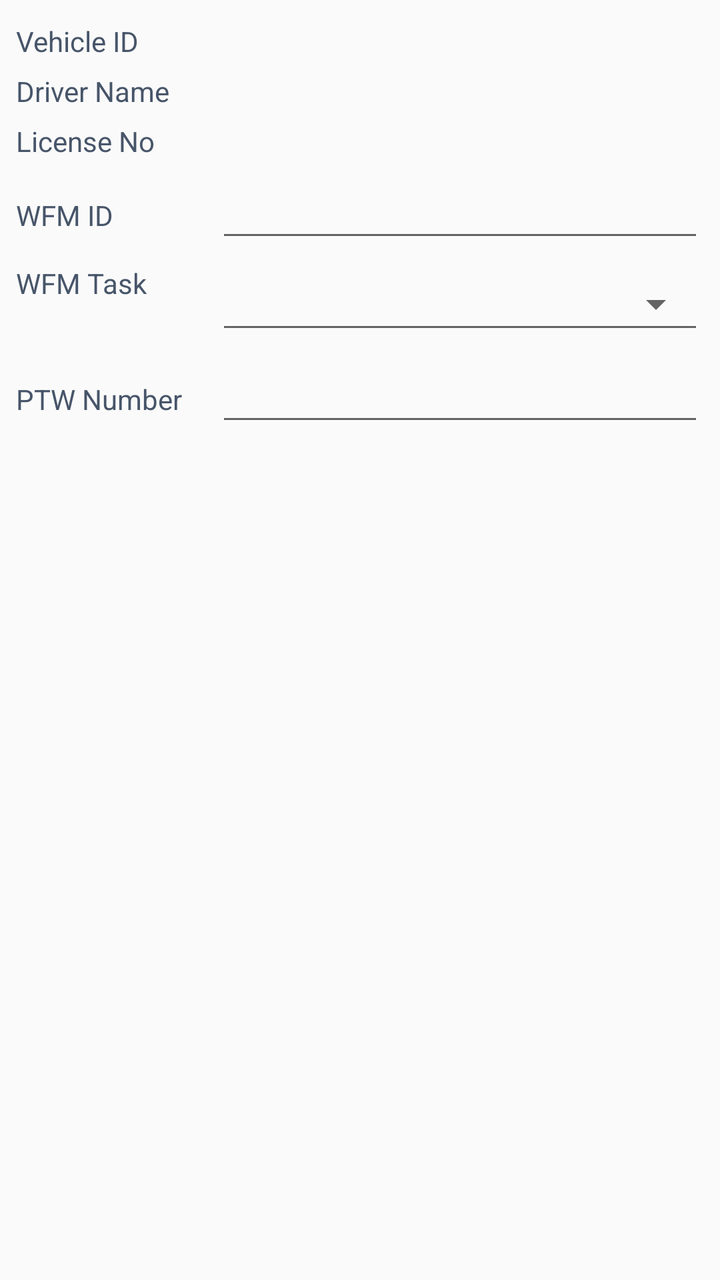
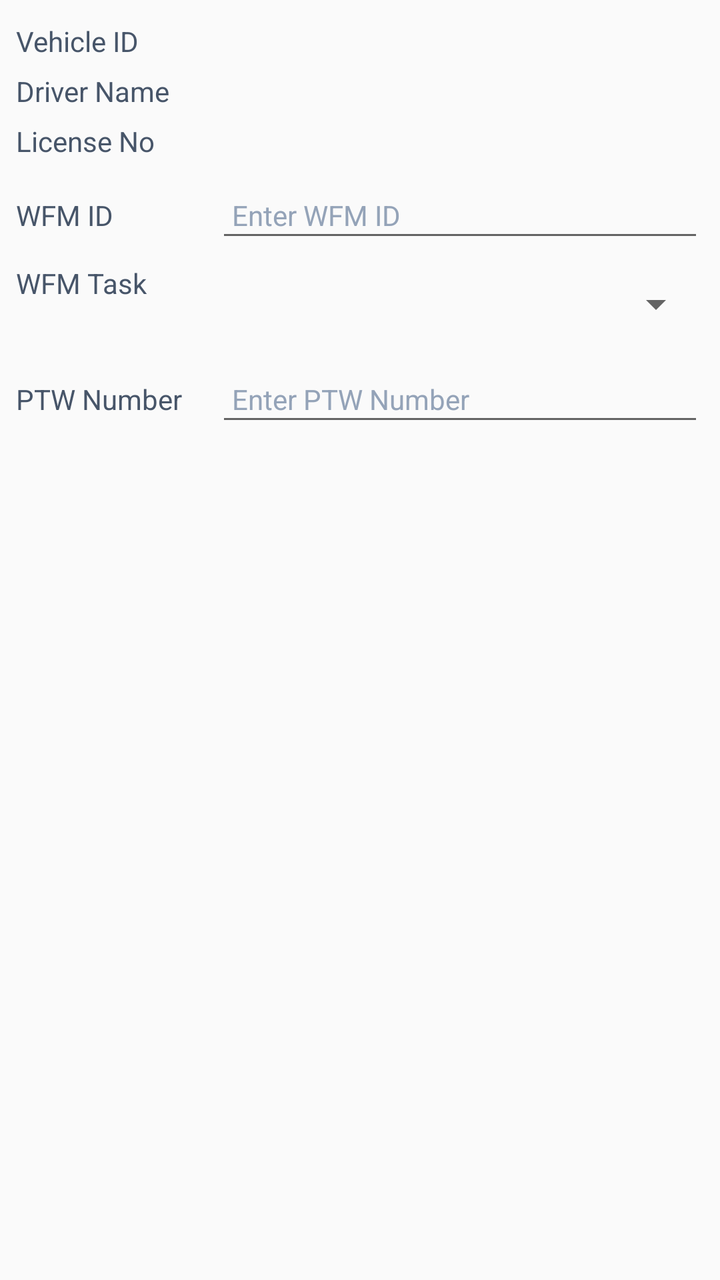

Before-and-after screenshots of an Android layout around one commit, followed by the original layout XML and the change that was made.
<!-- AndroidManifest.xml: application theme AppTheme -->
<!-- res/layout/chklist_header.xml -->
<?xml version="1.0" encoding="utf-8"?>
<LinearLayout xmlns:android="http://schemas.android.com/apk/res/android"
    android:orientation="vertical" android:layout_width="match_parent"
    android:layout_height="match_parent"
    android:padding="8dp">

    <LinearLayout
        android:layout_width="match_parent"
        android:layout_height="wrap_content"
        android:layout_marginVertical="3dp"
        android:orientation="horizontal">

        <TextView
            android:layout_width="100dp"
            android:layout_height="wrap_content"
            android:text="Vehicle ID"
            android:textColor="#475569"
            android:textSize="14sp" />

        <TextView
            android:id="@+id/vehicleid"
            android:layout_width="wrap_content"
            android:layout_height="wrap_content"
            android:textColor="#0F172A"
            android:textSize="14sp"
            android:textStyle="bold" />
    </LinearLayout>

    <LinearLayout
        android:layout_width="match_parent"
        android:layout_height="wrap_content"
        android:layout_marginVertical="3dp"
        android:orientation="horizontal">

        <TextView
            android:layout_width="100dp"
            android:layout_height="wrap_content"
            android:text="Driver Name"
            android:textColor="#475569"
            android:textSize="14sp" />

        <TextView
            android:id="@+id/drivername"
            android:layout_width="wrap_content"
            android:layout_height="wrap_content"
            android:textColor="#0F172A"
            android:textSize="14sp"
            android:textStyle="bold" />
    </LinearLayout>

    <LinearLayout
        android:layout_width="match_parent"
        android:layout_height="wrap_content"
        android:layout_marginVertical="3dp"
        android:orientation="horizontal">

        <TextView
            android:layout_width="100dp"
            android:layout_height="wrap_content"
            android:text="License No"
            android:textColor="#475569"
            android:textSize="14sp" />

        <TextView
            android:id="@+id/license"
            android:layout_width="wrap_content"
            android:layout_height="wrap_content"
            android:textColor="#0F172A"
            android:textSize="14sp"
            android:textStyle="bold" />
    </LinearLayout>

    <LinearLayout
        android:layout_width="match_parent"
        android:layout_height="wrap_content"
        android:layout_marginVertical="3dp"
        android:orientation="horizontal">

        <TextView
            android:layout_width="100dp"
            android:layout_height="wrap_content"
            android:text="WFM ID"
            android:textColor="#475569"
            android:textSize="14sp" />

        <EditText
            android:id="@+id/wfm"
            android:layout_width="match_parent"
            android:layout_height="40dp"
            android:digits="abcdefghijklmnopqrstuvwxyzABCDEFGHIJKLMNOPQRSTUVWXYZ0123456789"
            android:inputType="text"
            android:maxLength="30"
            android:maxLines="1"
            android:textColor="#0F172A"
            android:textColorHint="#94A3B8"
            android:textSize="14sp" />
    </LinearLayout>

    <LinearLayout
        android:layout_width="match_parent"
        android:layout_height="wrap_content"
        android:layout_marginVertical="3dp"
        android:orientation="horizontal">

        <TextView
            android:layout_width="100dp"
            android:layout_height="wrap_content"
            android:text="WFM Task"
            android:textColor="#475569"
            android:textSize="14sp" />

        <Spinner
            android:id="@+id/wfmTask"
            style="@android:style/Widget.Material.Spinner.Underlined"
            android:layout_width="match_parent"
            android:layout_height="40dp" />
    </LinearLayout>

    <LinearLayout
        android:layout_width="match_parent"
        android:layout_height="wrap_content"
        android:layout_marginVertical="3dp"
        android:orientation="horizontal">

        <TextView
            android:layout_width="100dp"
            android:layout_height="wrap_content"
            android:text="PTW Number"
            android:textColor="#475569"
            android:textSize="14sp" />

        <EditText
            android:id="@+id/ptw"
            android:layout_width="match_parent"
            android:layout_height="40dp"
            android:digits="abcdefghijklmnopqrstuvwxyzABCDEFGHIJKLMNOPQRSTUVWXYZ0123456789"
            android:inputType="text"
            android:maxLength="30"
            android:maxLines="1"
            android:textColor="#0F172A"
            android:textColorHint="#94A3B8"
            android:textSize="14sp" />
    </LinearLayout>
</LinearLayout>
<!-- resources referenced by this layout -->
<resources>
  <style name="AppTheme" parent="Theme.AppCompat.Light.DarkActionBar">
          
          <item name="colorPrimary">@color/colorPrimary</item>
          <item name="colorPrimaryDark">@color/colorPrimaryDark</item>
          <item name="colorAccent">@color/colorAccent</item>
      </style>
  <color name="colorPrimary">#3F51B5</color>
  <color name="colorPrimaryDark">#303F9F</color>
  <color name="colorAccent">#6495ED</color>
</resources>

<!-- the commit's change to res/layout/chklist_header.xml (unified diff, before → after) -->
@@ -88,9 +88,11 @@
             android:layout_width="match_parent"
             android:layout_height="40dp"
             android:digits="abcdefghijklmnopqrstuvwxyzABCDEFGHIJKLMNOPQRSTUVWXYZ0123456789"
+            android:hint="Enter WFM ID"
             android:inputType="text"
             android:maxLength="30"
             android:maxLines="1"
+            android:paddingHorizontal="8dp"
             android:textColor="#0F172A"
             android:textColorHint="#94A3B8"
             android:textSize="14sp" />
@@ -111,9 +113,9 @@
 
         <Spinner
             android:id="@+id/wfmTask"
-            style="@android:style/Widget.Material.Spinner.Underlined"
             android:layout_width="match_parent"
-            android:layout_height="40dp" />
+            android:layout_height="40dp"
+            android:spinnerMode="dropdown" />
     </LinearLayout>
 
     <LinearLayout
@@ -134,9 +136,11 @@
             android:layout_width="match_parent"
             android:layout_height="40dp"
             android:digits="abcdefghijklmnopqrstuvwxyzABCDEFGHIJKLMNOPQRSTUVWXYZ0123456789"
+            android:hint="Enter PTW Number"
             android:inputType="text"
             android:maxLength="30"
             android:maxLines="1"
+            android:paddingHorizontal="8dp"
             android:textColor="#0F172A"
             android:textColorHint="#94A3B8"
             android:textSize="14sp" />
